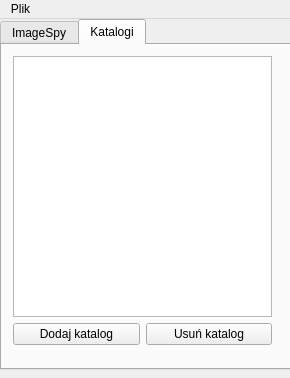
This is mainwindow.ui in Erdk/ImageSpy as Qt 5 draws it before an edit. The edited form follows.
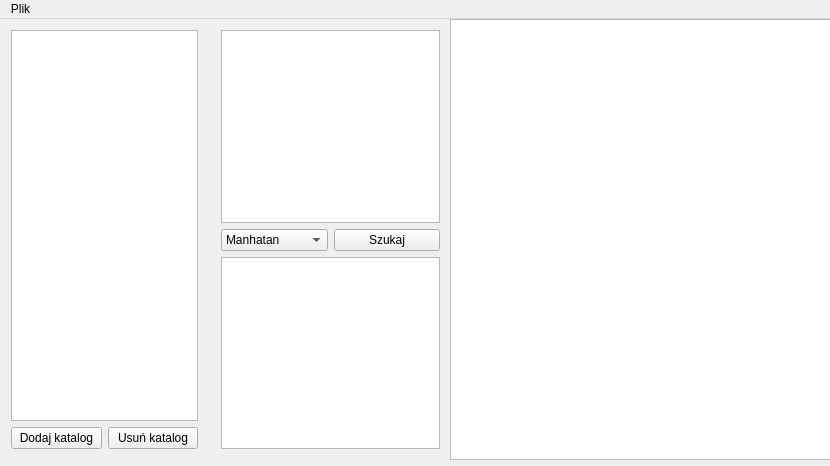
This is the edited form. The open tabs and pages were chosen to show the change.

Commit message: Massive UI redesign, added interface for comparers, almost working comparing by Manhatan distance.

Diff of the .ui file:
```diff
--- a/mainwindow.ui
+++ b/mainwindow.ui
@@ -6,42 +6,21 @@
    <rect>
     <x>0</x>
     <y>0</y>
-    <width>290</width>
-    <height>378</height>
+    <width>830</width>
+    <height>466</height>
    </rect>
   </property>
   <property name="windowTitle">
    <string>MainWindow</string>
   </property>
   <widget class="QWidget" name="centralWidget">
-   <widget class="QTabWidget" name="tabWidget">
+   <widget class="QWidget" name="layoutWidget">
     <property name="geometry">
      <rect>
       <x>0</x>
       <y>0</y>
-      <width>291</width>
-      <height>351</height>
-     </rect>
-    </property>
-    <property name="currentIndex">
-     <number>0</number>
-    </property>
-    <widget class="QWidget" name="tab">
-     <attribute name="title">
-      <string>ImageSpy</string>
-     </attribute>
-    </widget>
-    <widget class="QWidget" name="tab_2">
-     <attribute name="title">
-      <string>Katalogi</string>
-     </attribute>
-     <widget class="QWidget" name="">
-      <property name="geometry">
-       <rect>
-        <x>0</x>
-        <y>0</y>
-        <width>281</width>
-        <height>311</height>
+      <width>209</width>
+      <height>441</height>
        </rect>
       </property>
       <layout class="QVBoxLayout" name="verticalLayout">
@@ -75,7 +54,53 @@
        </item>
       </layout>
      </widget>
-    </widget>
+   <widget class="QWidget" name="verticalLayoutWidget">
+    <property name="geometry">
+     <rect>
+      <x>210</x>
+      <y>0</y>
+      <width>241</width>
+      <height>441</height>
+     </rect>
+    </property>
+    <layout class="QVBoxLayout" name="verticalLayout_2">
+     <item>
+      <widget class="QListView" name="list_pictures"/>
+     </item>
+     <item>
+      <layout class="QHBoxLayout" name="horizontalLayout_2">
+       <item>
+        <widget class="QComboBox" name="comboBox">
+         <item>
+          <property name="text">
+           <string>Manhatan</string>
+          </property>
+         </item>
+        </widget>
+       </item>
+       <item>
+        <widget class="QPushButton" name="pushButton">
+         <property name="text">
+          <string>Szukaj</string>
+         </property>
+        </widget>
+       </item>
+      </layout>
+     </item>
+     <item>
+      <widget class="QListView" name="list_similar"/>
+     </item>
+    </layout>
+   </widget>
+   <widget class="QGraphicsView" name="image_preview">
+    <property name="geometry">
+     <rect>
+      <x>450</x>
+      <y>0</y>
+      <width>381</width>
+      <height>441</height>
+     </rect>
+    </property>
    </widget>
   </widget>
   <widget class="QMenuBar" name="menuBar">
@@ -83,8 +108,8 @@
     <rect>
      <x>0</x>
      <y>0</y>
-     <width>290</width>
-     <height>23</height>
+     <width>830</width>
+     <height>25</height>
     </rect>
    </property>
    <widget class="QMenu" name="menuPlik">
```
Left out of the diff: 48 changed lines with no effect on the pictures. Lines whose indentation alone changed are shown as unchanged. The commit also changes 12 other files.
